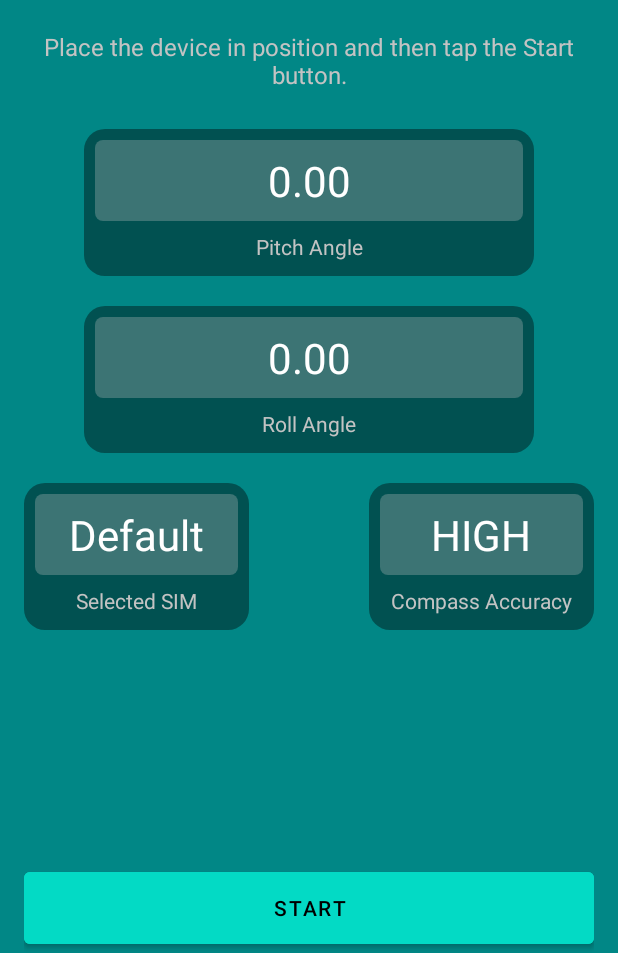
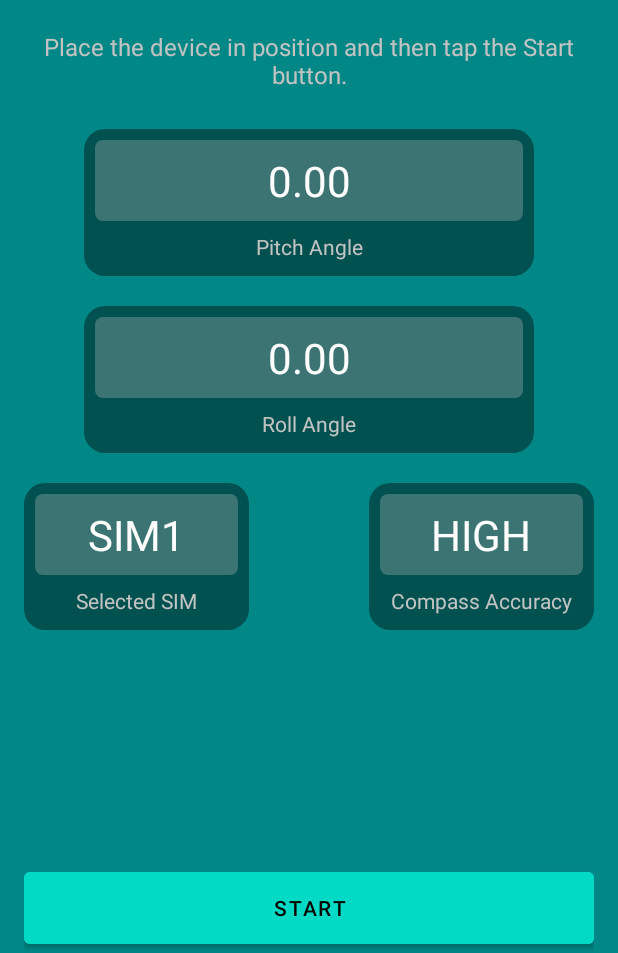
Before and after one commit to KirkMH/seawavesapp, an Android app: the SetupActivity screen opened directly, with no data from a screen before it, on a phone screen of 412 x 824 dp, the part 283-1236 px from its top. Run offline under Robolectric (Android 15) with nearby library versions, the light colour scheme and no system bars; 1 statement that could not run was skipped.

Commit message:
Removed the Default SIM setting; will be using SIM1 if not set.

```diff
--- a/app/build.gradle
+++ b/app/build.gradle
@@ -9,7 +9,7 @@ android {
         applicationId "com.asu.seawavesapp"
         minSdk 23
         targetSdk 32
-        versionCode 16
+        versionCode 17
         versionName "1.13b"
 
         testInstrumentationRunner "androidx.test.runner.AndroidJUnitRunner"
--- a/app/src/main/java/com/asu/seawavesapp/SetupActivity.java
+++ b/app/src/main/java/com/asu/seawavesapp/SetupActivity.java
@@ -78,7 +78,7 @@ public class SetupActivity extends AppCompatActivity implements SensorEventListe
         super.onResume();
 
         SharedPreferences prefs = PreferenceManager.getDefaultSharedPreferences(getApplicationContext());
-        String sim = prefs.getString(getApplicationContext().getString(R.string.sim_key), "Default");
+        String sim = prefs.getString(getApplicationContext().getString(R.string.sim_key), "SIM1");
 
         tvSim.setText(sim);
     }
--- a/app/src/main/res/values/arrays.xml
+++ b/app/src/main/res/values/arrays.xml
@@ -1,7 +1,6 @@
 <resources>
     <!-- Reply Preference -->
     <string-array name="sim_entries">
-        <item>Default</item>
         <item>SIM1</item>
         <item>SIM2</item>
     </string-array>
```
